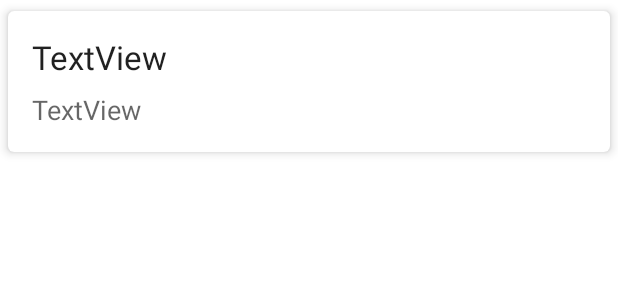
After one commit to CoderNamedHendrick/NoteKeeper, an Android app: the layout item_note_list.xml on its own in the app's theme, with its tools: preview values and no code run, on a phone screen of 412 x 824 dp. The commit adds this screen. Shown: the top 300 px of the screen. Run offline under Robolectric (Android 15) with nearby library versions, the phone set to English and light mode, and no system bars.

Commit message:
Enhancing the User Interface - Making use of recyclerViews.

```diff
--- a/app/src/main/res/layout/content_note_list.xml
+++ b/app/src/main/res/layout/content_note_list.xml
@@ -6,7 +6,7 @@
     android:layout_height="match_parent"
     app:layout_behavior="@string/appbar_scrolling_view_behavior">
 
-    <ListView
+    <androidx.recyclerview.widget.RecyclerView
         android:id="@+id/list_notes"
         android:layout_width="0dp"
         android:layout_height="0dp"
@@ -17,5 +17,6 @@
         app:layout_constraintBottom_toBottomOf="parent"
         app:layout_constraintEnd_toEndOf="parent"
         app:layout_constraintStart_toStartOf="parent"
-        app:layout_constraintTop_toTopOf="parent" />
+        app:layout_constraintTop_toTopOf="parent"
+        tools:listitem="@layout/item_note_list" />
 </androidx.constraintlayout.widget.ConstraintLayout>
--- /dev/null
+++ b/app/src/main/res/layout/item_note_list.xml
@@ -0,0 +1,51 @@
+<?xml version="1.0" encoding="utf-8"?>
+<FrameLayout xmlns:android="http://schemas.android.com/apk/res/android"
+    xmlns:app="http://schemas.android.com/apk/res-auto"
+    xmlns:tools="http://schemas.android.com/tools"
+    android:layout_width="match_parent"
+    android:layout_height="wrap_content">
+
+    <androidx.cardview.widget.CardView
+        android:id="@+id/card_view"
+        android:layout_width="match_parent"
+        android:layout_height="wrap_content"
+        app:cardCornerRadius="4dp"
+        app:cardElevation="4dp"
+        app:cardUseCompatPadding="true"
+        app:contentPadding="16dp">
+
+        <androidx.constraintlayout.widget.ConstraintLayout
+            android:layout_width="match_parent"
+            android:layout_height="wrap_content">
+
+            <TextView
+                android:id="@+id/text_course"
+                android:layout_width="0dp"
+                android:layout_height="wrap_content"
+                android:text="TextView"
+                android:textAppearance="@style/TextAppearance.AppCompat.Large"
+                app:layout_constraintBottom_toBottomOf="parent"
+                app:layout_constraintEnd_toEndOf="parent"
+                app:layout_constraintHorizontal_bias="0.051"
+                app:layout_constraintStart_toStartOf="parent"
+                app:layout_constraintTop_toTopOf="parent"
+                app:layout_constraintVertical_bias="0.0" />
+
+            <TextView
+                android:id="@+id/text_title"
+                android:layout_width="0dp"
+                android:layout_height="wrap_content"
+                android:layout_marginTop="8dp"
+                android:text="TextView"
+                android:textAppearance="@style/TextAppearance.AppCompat.Medium"
+                app:layout_constraintBottom_toBottomOf="parent"
+                app:layout_constraintEnd_toEndOf="parent"
+                app:layout_constraintHorizontal_bias="0.0"
+                app:layout_constraintStart_toStartOf="parent"
+                app:layout_constraintTop_toBottomOf="@+id/text_course"
+                app:layout_constraintVertical_bias="0.0" />
+
+        </androidx.constraintlayout.widget.ConstraintLayout>
+
+    </androidx.cardview.widget.CardView>
+</FrameLayout>
```
Also changed, not shown: app/src/main/java/com/example/coursenotekeeper/NoteListActivity.java (+10 -16 lines), app/src/main/java/com/example/coursenotekeeper/NoteRecyclerAdapter.java (added, +56 -0 lines).
